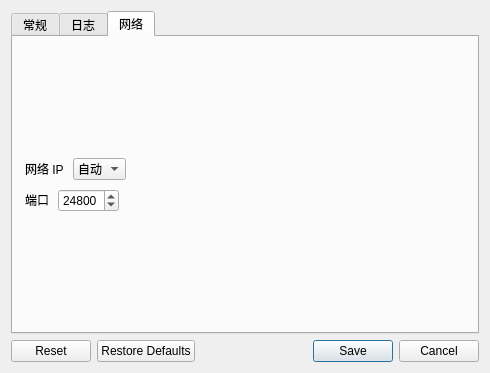
Qt form src/lib/gui/dialogs/SettingsDialog.ui (zgpbloodwolf/deskflow) before a commit.
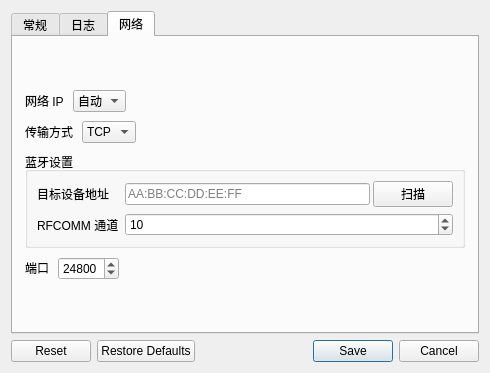
The same form after that commit. The open tabs and pages were chosen to show the change. Icons and pictures are not drawn.

Commit message:
feat: 新增蓝牙RFCOMM传输支持
实现跨平台蓝牙RFCOMM通信功能，包括：
- 添加蓝牙传输配置项和默认值
- 新增Windows/macOS平台蓝牙后端实现
- 新增蓝牙Socket工厂、数据套接字和监听套接字
- 新增蓝牙设备扫描对话框
- 集成蓝牙传输模式到主程序和GUI设置界面
- 适配客户端/服务端蓝牙连接逻辑

```diff
--- a/src/lib/gui/dialogs/SettingsDialog.ui
+++ b/src/lib/gui/dialogs/SettingsDialog.ui
@@ -484,6 +484,130 @@
          </item>
         </layout>
        </item>
+       <item>
+        <layout class="QHBoxLayout" name="horizontalLayoutTransport">
+         <item>
+          <widget class="QLabel" name="lblTransport">
+           <property name="sizePolicy">
+            <sizepolicy hsizetype="Maximum" vsizetype="Fixed">
+             <horstretch>0</horstretch>
+             <verstretch>0</verstretch>
+            </sizepolicy>
+           </property>
+           <property name="text">
+            <string>传输方式</string>
+           </property>
+          </widget>
+         </item>
+         <item>
+          <widget class="QComboBox" name="comboTransport">
+           <property name="sizePolicy">
+            <sizepolicy hsizetype="Maximum" vsizetype="Fixed">
+             <horstretch>0</horstretch>
+             <verstretch>0</verstretch>
+            </sizepolicy>
+           </property>
+           <item>
+            <property name="text">
+             <string>TCP</string>
+            </property>
+           </item>
+           <item>
+            <property name="text">
+             <string>蓝牙</string>
+            </property>
+           </item>
+          </widget>
+         </item>
+         <item>
+          <spacer name="horizontalSpacerTransport">
+           <property name="orientation">
+            <enum>Qt::Orientation::Horizontal</enum>
+           </property>
+           <property name="sizeHint" stdset="0">
+            <size>
+             <width>40</width>
+             <height>20</height>
+            </size>
+           </property>
+          </spacer>
+         </item>
+        </layout>
+       </item>
+       <item>
+        <widget class="QGroupBox" name="groupBluetooth">
+         <property name="title">
+          <string>蓝牙设置</string>
+         </property>
+         <layout class="QFormLayout" name="formLayoutBt">
+          <item row="0" column="0">
+           <widget class="QLabel" name="lblBtAddress">
+            <property name="text">
+             <string>目标设备地址</string>
+            </property>
+           </widget>
+          </item>
+          <item row="0" column="1">
+           <widget class="QWidget" name="widgetBtAddress" native="true">
+            <layout class="QHBoxLayout" name="layoutBtAddress">
+             <property name="spacing">
+              <number>3</number>
+             </property>
+             <property name="leftMargin">
+              <number>0</number>
+             </property>
+             <property name="topMargin">
+              <number>0</number>
+             </property>
+             <property name="rightMargin">
+              <number>0</number>
+             </property>
+             <property name="bottomMargin">
+              <number>0</number>
+             </property>
+             <item>
+              <widget class="QLineEdit" name="lineBtAddress">
+               <property name="placeholderText">
+                <string>AA:BB:CC:DD:EE:FF</string>
+               </property>
+              </widget>
+             </item>
+             <item>
+              <widget class="QPushButton" name="btnBtScan">
+               <property name="cursor">
+                <cursorShape>PointingHandCursor</cursorShape>
+               </property>
+               <property name="text">
+                <string>扫描</string>
+               </property>
+              </widget>
+             </item>
+            </layout>
+           </widget>
+          </item>
+          <item row="1" column="0">
+           <widget class="QLabel" name="lblBtChannel">
+            <property name="text">
+             <string>RFCOMM 通道</string>
+            </property>
+           </widget>
+          </item>
+          <item row="1" column="1">
+           <widget class="QSpinBox" name="sbBtChannel">
+            <property name="minimum">
+             <number>1</number>
+            </property>
+            <property name="maximum">
+             <number>30</number>
+            </property>
+            <property name="value">
+             <number>10</number>
+            </property>
+           </widget>
+          </item>
+         </layout>
+        </widget>
+       </item>
        <item>
         <layout class="QHBoxLayout" name="horizontalLayout_6">
          <item>
```
The commit also changes 28 other files.
